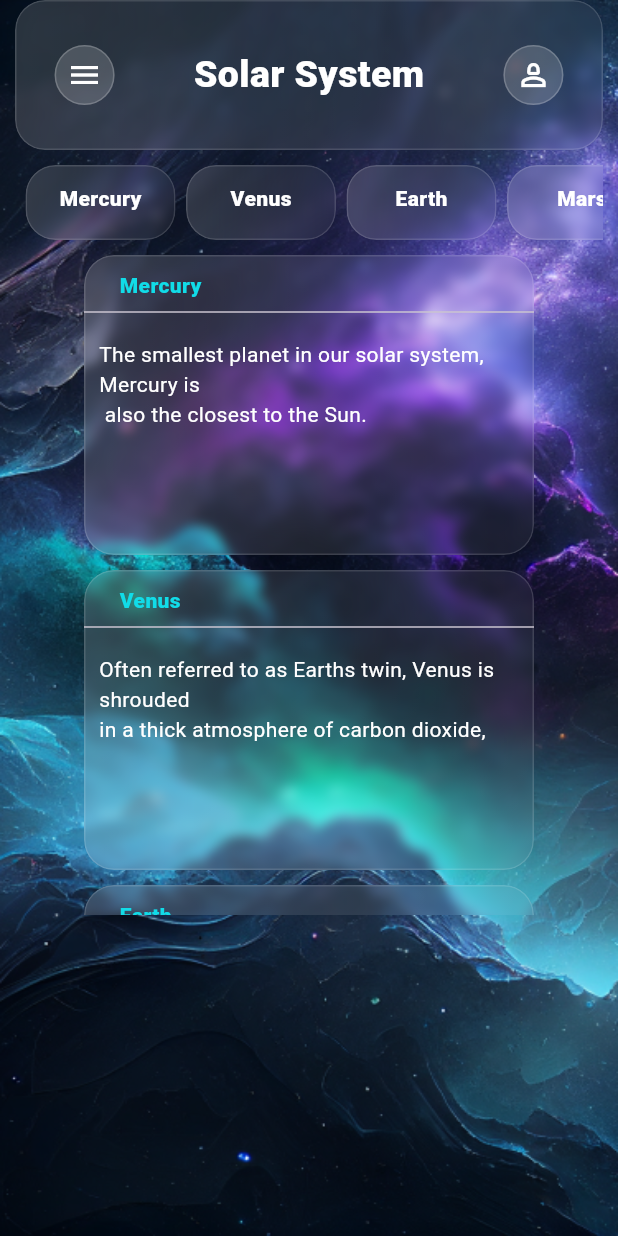
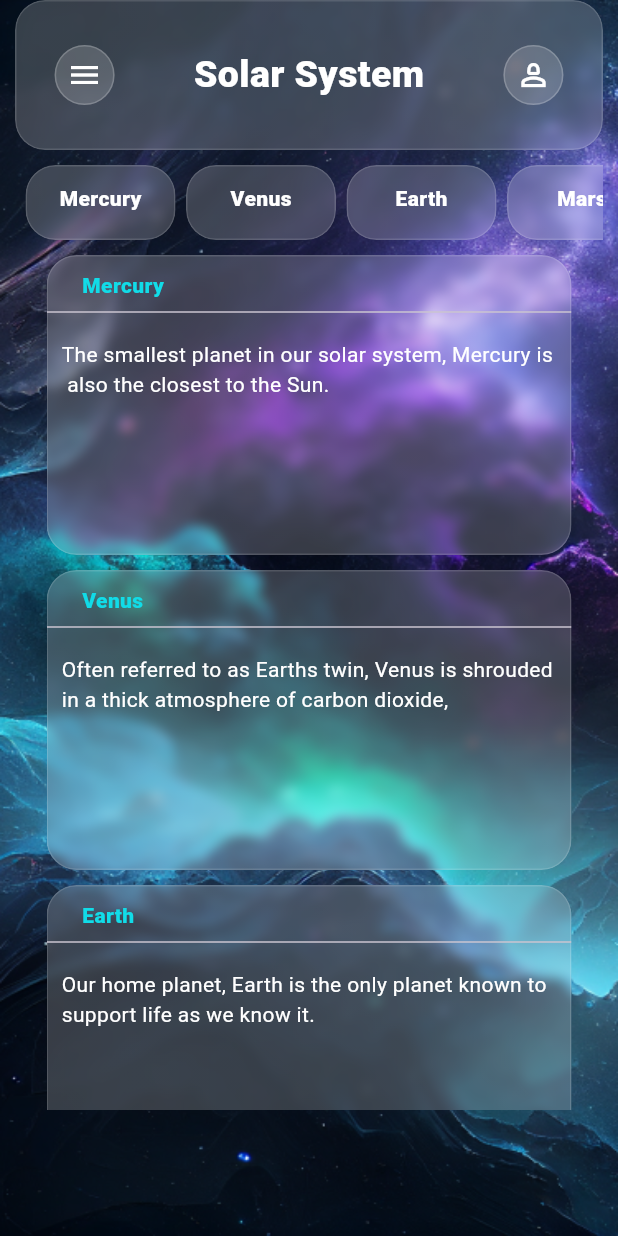
Before and after one commit to iam-talhaa/Cosmic_App, a Flutter app: the HomeScreen screen opened directly, on a phone screen of 412 x 824 dp. Run offline on Flutter 3.47's test engine with Material 3 defaults, Android fonts, the phone set to English and light mode, and no system bars; our stand-ins replace google_fonts, lite_rolling_switch, simple_circular_progress_bar.

Commit message:
my container/Home page

```diff
--- a/lib/ui/home.dart
+++ b/lib/ui/home.dart
@@ -134,8 +134,8 @@ class _HomeScreenState extends State<HomeScreen> {
                             );
                           })),
                   Container(
-                    height: 450,
-                    width: 300,
+                    height: 580,
+                    width: 350,
                     child: ListView.builder(
                         itemCount: MySolorSystem.length,
                         itemBuilder: (BuildContext context, index) {
--- a/lib/ui/myContainer.dart
+++ b/lib/ui/myContainer.dart
@@ -41,8 +41,8 @@ class MyContainer extends StatelessWidget {
                       borderRadius: BorderRadius.circular(20),
                       border: Border.all(color: Colors.white.withOpacity(0.13)),
                       gradient: LinearGradient(colors: [
-                        Colors.white.withOpacity(0.15),
-                        Colors.white.withOpacity(0.05)
+                        Colors.white.withOpacity(0.2),
+                        Colors.white.withOpacity(0.19)
                       ])),
                 ),
                 Container(
```
